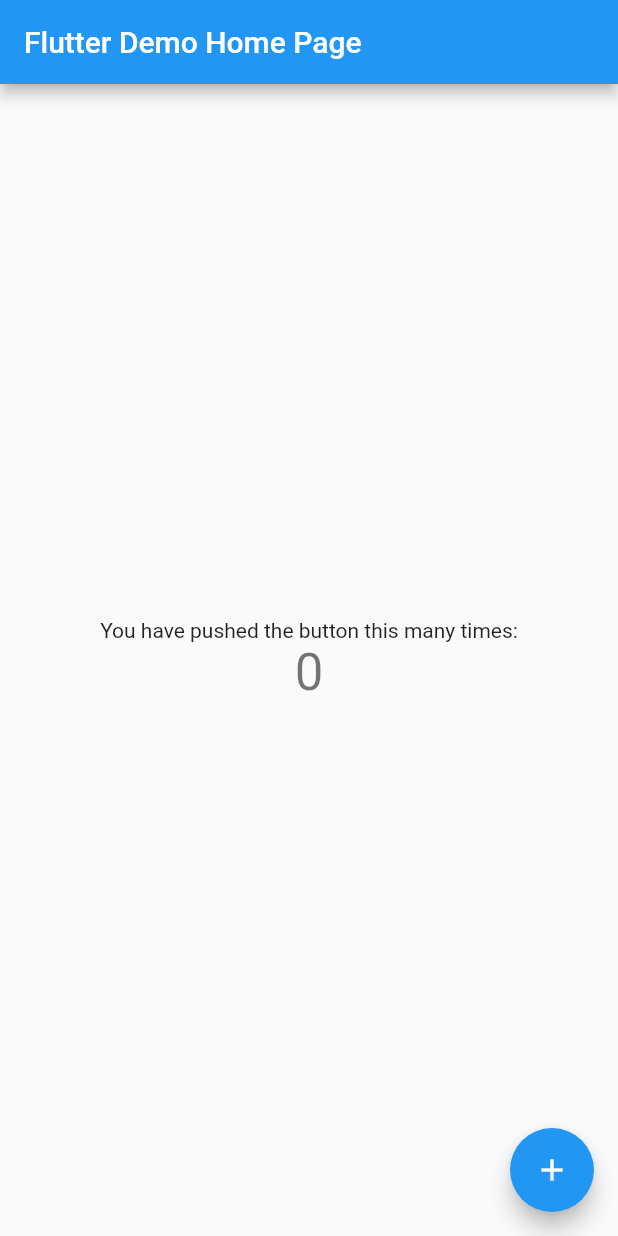
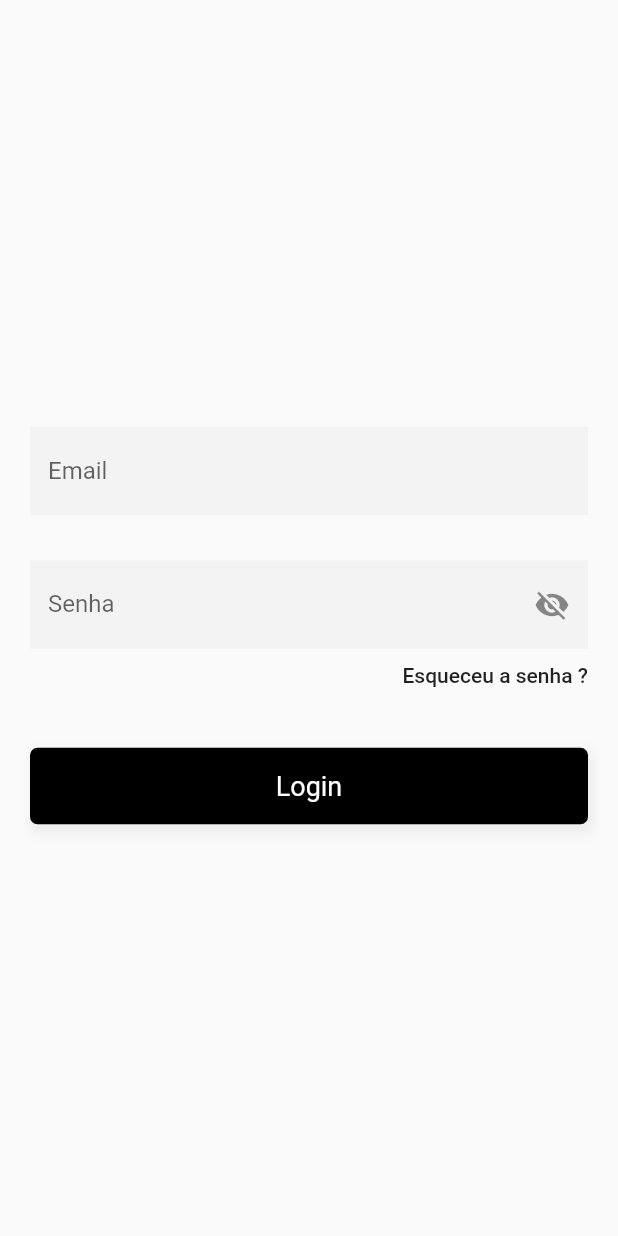
Before and after one commit to HericFreitas/Hackathon-Nasa, a Flutter app: the screen it shows after launch, on a phone screen of 412 x 824 dp. Run offline on Flutter 3.47's test engine with Material 2 defaults, Android fonts, the phone set to English and light mode, and no system bars; our stand-ins replace flutter_mobx.

Commit message:
MVC + Login

```diff
--- /dev/null
+++ b/lib/app/shared/CustomInputField.dart
@@ -0,0 +1,50 @@
+import 'package:flutter/material.dart';
+
+class CustomInputField extends StatelessWidget {
+  final String label;
+  final String initialValue;
+  final Color fillColor;
+  final bool busy;
+  final TextInputType textInputType;
+  final Function(String) onSaved;
+  final Function(String) validator;
+  final TextEditingController controller;
+
+  const CustomInputField({
+    Key key,
+    this.label,
+    this.initialValue = "",
+    this.onSaved,
+    this.busy = false,
+    this.fillColor = const Color(0xfff3f3f4),
+    this.textInputType = TextInputType.text,
+    this.validator,
+    this.controller,
+  }) : super(key: key);
+
+  @override
+  Widget build(BuildContext context) {
+    return Container(
+      margin: EdgeInsets.symmetric(vertical: 10),
+      child: Column(
+        crossAxisAlignment: CrossAxisAlignment.start,
+        children: <Widget>[
+          TextFormField(
+            initialValue: initialValue,
+            enabled: !busy,
+            controller: controller,
+            keyboardType: textInputType,
+            validator: validator,
+            onSaved: onSaved,
+            decoration: InputDecoration(
+              border: InputBorder.none,
+              labelText: label,
+              fillColor: fillColor,
+              filled: true,
+            ),
+          )
+        ],
+      ),
+    );
+  }
+}
--- /dev/null
+++ b/lib/app/shared/PasswordInputField.dart
@@ -0,0 +1,83 @@
+import 'package:flutter/material.dart';
+
+class PasswordInputField extends StatefulWidget {
+  final String label;
+  final Color fillColor;
+  final bool forgetPassword;
+  final bool busy;
+  final Function onTap;
+  final TextInputType textInputType;
+  final Function(String) onSaved;
+  final Function(String) validator;
+
+  const PasswordInputField({
+    Key key,
+    this.label = 'Senha',
+    this.onSaved,
+    this.busy = false,
+    this.fillColor = const Color(0xfff3f3f4),
+    this.forgetPassword = false,
+    this.onTap,
+    this.textInputType,
+    this.validator,
+  }) : super(key: key);
+
+  @override
+  _PasswordInputFieldState createState() => _PasswordInputFieldState();
+}
+
+class _PasswordInputFieldState extends State<PasswordInputField> {
+  bool _isHidden = true;
+
+  void _toggleVisibility() {
+    setState(() {
+      _isHidden = !_isHidden;
+    });
+  }
+
+  @override
+  Widget build(BuildContext context) {
+    return Container(
+      margin: EdgeInsets.symmetric(vertical: 10),
+      child: Column(
+        crossAxisAlignment: CrossAxisAlignment.start,
+        children: <Widget>[
+          TextFormField(
+            enabled: !widget.busy,
+            obscureText: _isHidden,
+            keyboardType: widget.textInputType,
+            validator: widget.validator,
+            onSaved: widget.onSaved,
+            decoration: InputDecoration(
+              border: InputBorder.none,
+              fillColor: widget.fillColor,
+              filled: true,
+              labelText: widget.label,
+              suffixIcon: IconButton(
+                icon: Icon(_isHidden ? Icons.visibility_off : Icons.visibility),
+                onPressed: _toggleVisibility,
+              ),
+            ),
+          ),
+          Visibility(
+            visible: widget.forgetPassword,
+            child: Container(
+              padding: EdgeInsets.symmetric(vertical: 10),
+              alignment: Alignment.centerRight,
+              child: InkWell(
+                onTap: widget.onTap,
+                child: Text(
+                  'Esqueceu a senha ?',
+                  style: TextStyle(
+                    fontSize: 14,
+                    fontWeight: FontWeight.w500,
+                  ),
+                ),
+              ),
+            ),
+          ),
+        ],
+      ),
+    );
+  }
+}
--- /dev/null
+++ b/lib/app/shared/SubmitButtom.dart
@@ -0,0 +1,81 @@
+import 'package:flutter/material.dart';
+
+class SubmitButton extends StatelessWidget {
+  final String label;
+  final IconData icon;
+  final Color firstColor;
+  final Color secondColor;
+  final bool busy;
+  final Function onTap;
+
+  const SubmitButton({
+    Key key,
+    this.label = 'Login',
+    this.icon,
+    this.busy = false,
+    @required this.firstColor,
+    @required this.secondColor,
+    @required this.onTap,
+  }) : super(key: key);
+
+  @override
+  Widget build(BuildContext context) {
+    return InkWell(
+      onTap: onTap,
+      child: Container(
+        width: MediaQuery.of(context).size.width,
+        padding: EdgeInsets.symmetric(vertical: 15),
+        alignment: Alignment.center,
+        decoration: BoxDecoration(
+          borderRadius: BorderRadius.all(
+            Radius.circular(5),
+          ),
+          boxShadow: <BoxShadow>[
+            BoxShadow(
+              color: Colors.grey.shade200,
+              offset: Offset(2, 4),
+              blurRadius: 5,
+              spreadRadius: 2,
+            ),
+          ],
+          gradient: LinearGradient(
+            begin: Alignment.centerLeft,
+            end: Alignment.centerRight,
+            colors: [
+              firstColor,
+              secondColor,
+            ],
+          ),
+        ),
+        child: Row(
+          crossAxisAlignment: CrossAxisAlignment.center,
+          mainAxisAlignment: MainAxisAlignment.center,
+          children: <Widget>[
+            Visibility(
+              visible: icon != null,
+              child: Icon(
+                icon ?? null,
+                color: Colors.white,
+              ),
+            ),
+            SizedBox(width: icon != null ? 20 : 0),
+            busy
+                ? Container(
+                    height: 21,
+                    width: 21,
+                    child: CircularProgressIndicator(),
+                  )
+                : Text(
+                    label,
+                    style: TextStyle(
+                      color: Colors.white,
+                      fontSize: 18,
+                      fontWeight: FontWeight.w400,
+                    ),
+                  ),
+          ],
+        ),
+      ),
+    );
+  }
+}
--- /dev/null
+++ b/lib/app/view/HomeView.dart
@@ -0,0 +1,49 @@
+import 'package:flutter/material.dart';
+import 'package:flutter_mobx/flutter_mobx.dart';
+import 'package:hackathonnasa/app/shared/CustomInputField.dart';
+import 'package:hackathonnasa/app/shared/PasswordInputField.dart';
+import 'package:hackathonnasa/app/shared/SubmitButtom.dart';
+
+class HomeView extends StatelessWidget {
+  @override
+  Widget build(BuildContext context) {
+    final height = MediaQuery.of(context).size.height;
+    return Scaffold(
+      body: SingleChildScrollView(
+        padding: EdgeInsets.symmetric(horizontal: 20),
+        child: Form(
+          child: Container(
+            height: height,
+            child: Column(
+              crossAxisAlignment: CrossAxisAlignment.center,
+              mainAxisAlignment: MainAxisAlignment.center,
+              children: <Widget>[
+                Observer(
+                  builder: (_) {
+                    return CustomInputField(
+                      label: 'Email',
+                    );
+                  },
+                ),
+                SizedBox(height: 10),
+                Observer(
+                  builder: (_) {
+                    return PasswordInputField(
+                      forgetPassword: true,
+                    );
+                  },
+                ),
+                SizedBox(height: 20),
+                SubmitButton(
+                  firstColor: Colors.black,
+                  secondColor: Colors.black,
+                  onTap: null,
+                  label: "Login",)
+              ],
+            ),
+          ),
+        ),
+      ),
+    );
+  }
+}
--- a/lib/main.dart
+++ b/lib/main.dart
@@ -1,14 +1,15 @@
 import 'package:flutter/material.dart';
+import 'package:hackathonnasa/app/view/HomeView.dart';
 
 void main() {
   runApp(MyApp());
 }
 
 class MyApp extends StatelessWidget {
-  // This widget is the root of your application.
   @override
   Widget build(BuildContext context) {
     return MaterialApp(
+      debugShowCheckedModeBanner: false,
       title: 'Flutter Demo',
       theme: ThemeData(
 
@@ -16,61 +17,7 @@ class MyApp extends StatelessWidget {
 
         visualDensity: VisualDensity.adaptivePlatformDensity,
       ),
-      home: MyHomePage(title: 'Flutter Demo Home Page'),
+      home: HomeView(),
     );
   }
 }
-
-class MyHomePage extends StatefulWidget {
-  MyHomePage({Key key, this.title}) : super(key: key);
-
-
-
-  final String title;
-
-  @override
-  _MyHomePageState createState() => _MyHomePageState();
-}
-
-class _MyHomePageState extends State<MyHomePage> {
-  int _counter = 0;
-
-  void _incrementCounter() {
-    setState(() {
-
-      _counter++;
-    });
-  }
-
-  @override
-  Widget build(BuildContext context) {
-
-    return Scaffold(
-      appBar: AppBar(
-
-        title: Text(widget.title),
-      ),
-      body: Center(
-
-        child: Column(
-
-          mainAxisAlignment: MainAxisAlignment.center,
-          children: <Widget>[
-            Text(
-              'You have pushed the button this many times:',
-            ),
-            Text(
-              '$_counter',
-              style: Theme.of(context).textTheme.headline4,
-            ),
-          ],
-        ),
-      ),
-      floatingActionButton: FloatingActionButton(
-        onPressed: _incrementCounter,
-        tooltip: 'Increment',
-        child: Icon(Icons.add),
-      ),
-    );
-  }
-}
```
Also changed, not shown: 1 other file.
